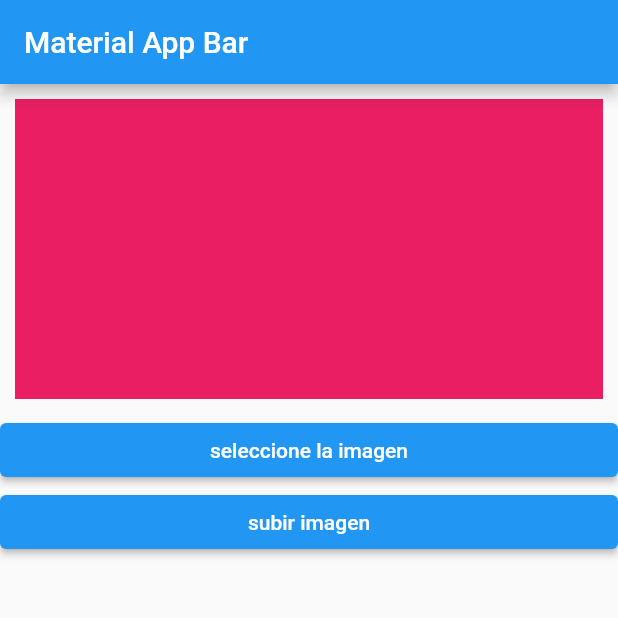
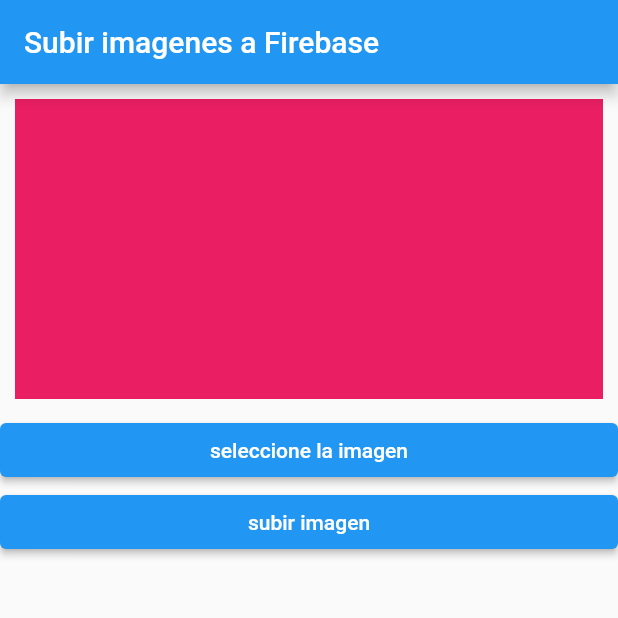
Before and after one commit to OrtizLara07/subirimgfirebase, a Flutter app: the screen it shows after launch, on a phone screen of 412 x 824 dp, the top half of it. Run offline on Flutter 3.47's test engine with Material 2 defaults, Android fonts, the phone set to English and light mode, and no system bars; our stand-ins replace image_picker.

```diff
--- a/lib/Home_Page.dart
+++ b/lib/Home_Page.dart
@@ -26,7 +26,8 @@ File? imagen_to_upload;
 Widget build(BuildContext context) {
 return Scaffold(
      appBar: AppBar(
-       title: const Text("Material App Bar"),
+
+       title: const Text("Subir imagenes a Firebase"),
      ),
 
        body: ListView(
--- a/lib/main.dart
+++ b/lib/main.dart
@@ -9,6 +9,7 @@ class MyApp extends StatelessWidget{
   Widget build(BuildContext context){
 
     return MaterialApp(
+        debugShowCheckedModeBanner: false,
       title: 'Material App',
       home: HomePage());
   }
```
